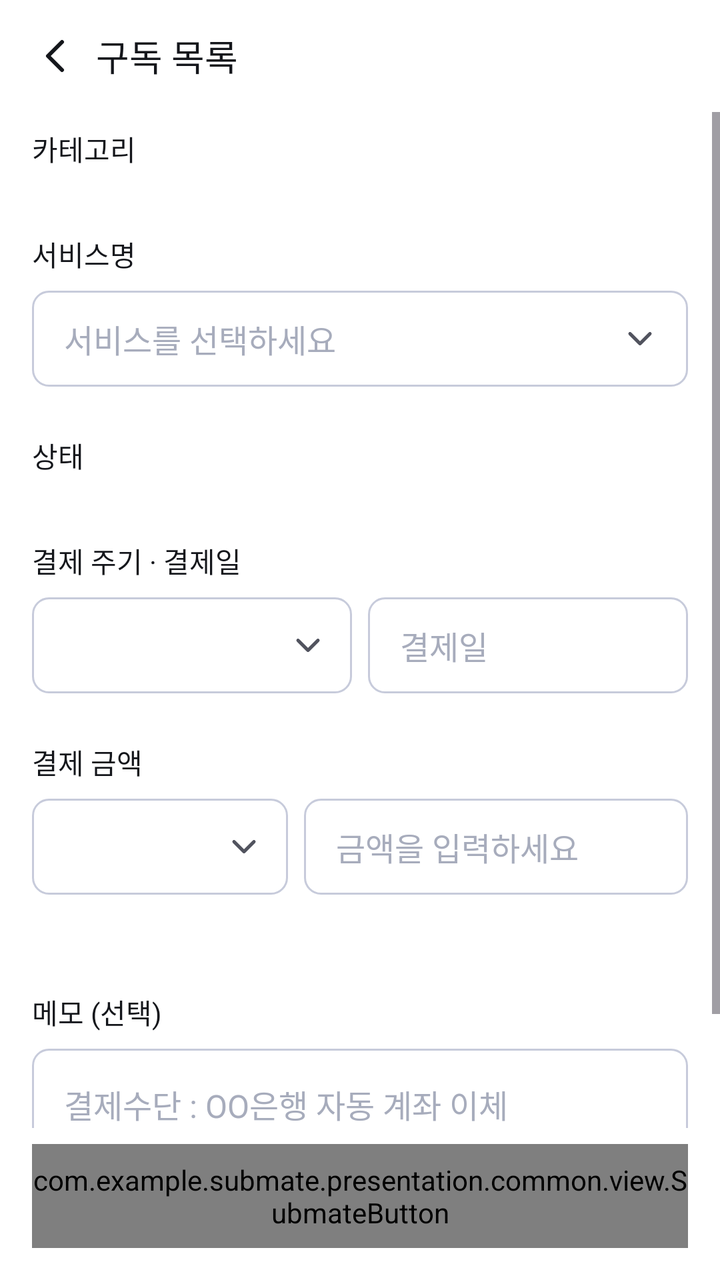
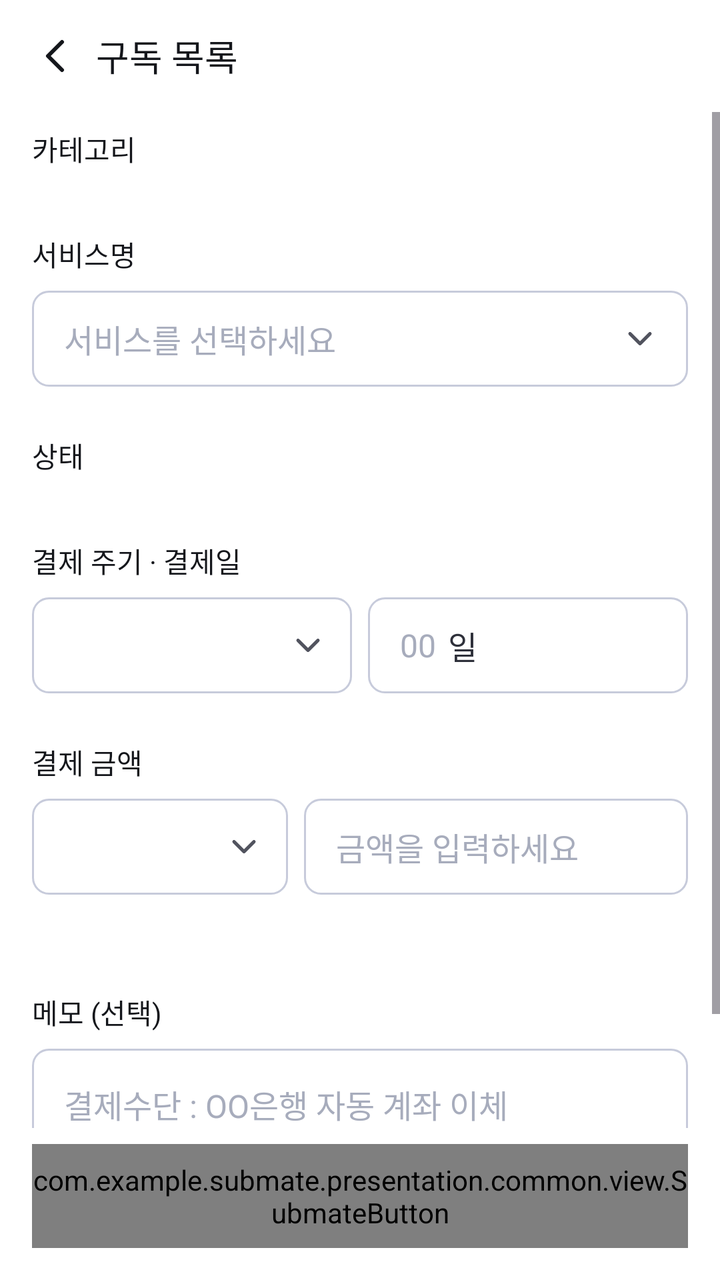

An Android layout rendered at two revisions. The XML below is the earlier revision; the diff shows what the commit changed to produce the second picture.
<!-- AndroidManifest.xml: application theme Theme.Submate -->
<!-- res/layout/subscribe_detail.xml -->
<?xml version="1.0" encoding="utf-8"?>
<LinearLayout xmlns:android="http://schemas.android.com/apk/res/android"
    xmlns:app="http://schemas.android.com/apk/res-auto"
    android:id="@+id/subscribe_detail_root"
    android:layout_width="match_parent"
    android:layout_height="match_parent"
    android:background="@color/appwhite"
    android:orientation="vertical">

    
    <LinearLayout
        android:layout_width="match_parent"
        android:layout_height="56dp"
        android:gravity="center_vertical"
        android:orientation="horizontal"
        android:paddingStart="8dp"
        android:paddingEnd="16dp">

        <ImageView
            android:id="@+id/iv_subscribe_back"
            android:layout_width="40dp"
            android:layout_height="40dp"
            android:background="?attr/selectableItemBackgroundBorderless"
            android:contentDescription="뒤로가기"
            android:padding="8dp"
            android:src="@drawable/ic_back" />

        <TextView
            style="@style/typo_body_b2"
            android:layout_width="wrap_content"
            android:layout_height="wrap_content"
            android:text="구독 목록"
            android:textColor="@color/appblack"
            android:textSize="18sp" />
    </LinearLayout>

    <ScrollView
        android:layout_width="match_parent"
        android:layout_height="0dp"
        android:layout_weight="1"
        android:fillViewport="true">

        <LinearLayout
            android:layout_width="match_parent"
            android:layout_height="wrap_content"
            android:orientation="vertical"
            android:paddingStart="16dp"
            android:paddingEnd="16dp"
            android:paddingBottom="24dp">

            
            <TextView
                style="@style/subscribe_detail_label"
                android:layout_marginTop="8dp"
                android:text="카테고리" />

            <com.google.android.material.chip.ChipGroup
                android:id="@+id/cg_subscribe_category"
                android:layout_width="match_parent"
                android:layout_height="wrap_content"
                android:layout_marginTop="8dp"
                app:chipSpacingHorizontal="8dp"
                app:chipSpacingVertical="8dp" />

            
            <TextView
                style="@style/subscribe_detail_label"
                android:text="서비스명" />

            <FrameLayout
                android:id="@+id/layout_subscribe_service"
                android:layout_width="match_parent"
                android:layout_height="@dimen/subscribe_field_height"
                android:layout_marginTop="8dp"
                android:background="@drawable/bg_subscribe_field">

                <EditText
                    android:id="@+id/et_subscribe_service"
                    style="@style/subscribe_detail_field_text"
                    android:layout_width="match_parent"
                    android:layout_height="match_parent"
                    android:background="@null"
                    android:cursorVisible="false"
                    android:focusable="false"
                    android:hint="서비스를 선택하세요"
                    android:importantForAutofill="no"
                    android:inputType="text"
                    android:maxLength="30"
                    android:paddingStart="16dp"
                    android:paddingEnd="48dp" />

                <ImageView
                    android:id="@+id/iv_subscribe_service_arrow"
                    android:layout_width="48dp"
                    android:layout_height="match_parent"
                    android:layout_gravity="end"
                    android:contentDescription="서비스 목록 열기"
                    android:scaleType="center"
                    android:src="@drawable/ic_arrow_down" />
            </FrameLayout>

            
            <TextView
                style="@style/subscribe_detail_label"
                android:text="상태" />

            <LinearLayout
                android:id="@+id/ll_subscribe_status"
                android:layout_width="match_parent"
                android:layout_height="wrap_content"
                android:layout_marginTop="8dp"
                android:orientation="horizontal" />

            
            <TextView
                style="@style/subscribe_detail_label"
                android:text="결제 주기 · 결제일" />

            <LinearLayout
                android:layout_width="match_parent"
                android:layout_height="@dimen/subscribe_field_height"
                android:layout_marginTop="8dp"
                android:orientation="horizontal">

                <FrameLayout
                    android:id="@+id/layout_subscribe_cycle"
                    android:layout_width="0dp"
                    android:layout_height="match_parent"
                    android:layout_marginEnd="8dp"
                    android:layout_weight="1"
                    android:background="@drawable/bg_subscribe_field"
                    android:clickable="true"
                    android:focusable="true">

                    <TextView
                        android:id="@+id/tv_subscribe_cycle"
                        style="@style/subscribe_detail_field_text"
                        android:layout_width="match_parent"
                        android:layout_height="match_parent"
                        android:gravity="center_vertical"
                        android:paddingStart="16dp"
                        android:paddingEnd="40dp" />

                    <ImageView
                        android:id="@+id/iv_subscribe_cycle_arrow"
                        android:layout_width="wrap_content"
                        android:layout_height="wrap_content"
                        android:layout_gravity="end|center_vertical"
                        android:layout_marginEnd="12dp"
                        android:contentDescription="@null"
                        android:src="@drawable/ic_arrow_down" />
                </FrameLayout>

                <TextView
                    android:id="@+id/tv_subscribe_payment_date"
                    style="@style/subscribe_detail_field_text"
                    android:layout_width="0dp"
                    android:layout_height="match_parent"
                    android:layout_weight="1"
                    android:background="@drawable/bg_subscribe_field"
                    android:gravity="center_vertical"
                    android:hint="결제일"
                    android:paddingStart="16dp"
                    android:paddingEnd="16dp" />
            </LinearLayout>

            
            <TextView
                style="@style/subscribe_detail_label"
                android:text="결제 금액" />

            <LinearLayout
                android:layout_width="match_parent"
                android:layout_height="@dimen/subscribe_field_height"
                android:layout_marginTop="8dp"
                android:orientation="horizontal">

                <FrameLayout
                    android:id="@+id/layout_subscribe_currency"
                    android:layout_width="0dp"
                    android:layout_height="match_parent"
                    android:layout_marginEnd="8dp"
                    android:layout_weight="2"
                    android:background="@drawable/bg_subscribe_field"
                    android:clickable="true"
                    android:focusable="true">

                    <TextView
                        android:id="@+id/tv_subscribe_currency"
                        style="@style/subscribe_detail_field_text"
                        android:layout_width="match_parent"
                        android:layout_height="match_parent"
                        android:gravity="center_vertical"
                        android:maxLines="1"
                        android:paddingStart="16dp"
                        android:paddingEnd="36dp" />

                    <ImageView
                        android:id="@+id/iv_subscribe_currency_arrow"
                        android:layout_width="wrap_content"
                        android:layout_height="wrap_content"
                        android:layout_gravity="end|center_vertical"
                        android:layout_marginEnd="12dp"
                        android:contentDescription="@null"
                        android:src="@drawable/ic_arrow_down" />
                </FrameLayout>

                <EditText
                    android:id="@+id/et_subscribe_amount"
                    style="@style/subscribe_detail_field_text"
                    android:layout_width="0dp"
                    android:layout_height="match_parent"
                    android:layout_weight="3"
                    android:background="@drawable/bg_subscribe_field"
                    android:digits="0123456789.,"
                    android:hint="금액을 입력하세요"
                    android:importantForAutofill="no"
                    android:inputType="numberDecimal"
                    android:maxLength="15"
                    android:paddingStart="16dp"
                    android:paddingEnd="16dp" />
            </LinearLayout>

            <TextView
                android:id="@+id/tv_subscribe_amount_helper"
                style="@style/typo_cap_r1"
                android:layout_width="match_parent"
                android:layout_height="wrap_content"
                android:layout_marginTop="8dp"
                android:textColor="@color/gray500" />

            
            <TextView
                style="@style/subscribe_detail_label"
                android:text="메모 (선택)" />

            <EditText
                android:id="@+id/et_subscribe_memo"
                style="@style/subscribe_detail_field_text"
                android:layout_width="match_parent"
                android:layout_height="wrap_content"
                android:layout_marginTop="8dp"
                android:background="@drawable/bg_subscribe_field"
                android:gravity="top|start"
                android:hint="결제수단 : OO은행 자동 계좌 이체"
                android:importantForAutofill="no"
                android:inputType="textMultiLine"
                android:maxLength="100"
                android:minHeight="80dp"
                android:padding="16dp" />
        </LinearLayout>
    </ScrollView>

    
    <LinearLayout
        android:layout_width="match_parent"
        android:layout_height="wrap_content"
        android:orientation="vertical"
        android:paddingStart="16dp"
        android:paddingEnd="16dp"
        android:paddingBottom="16dp">

        <TextView
            android:id="@+id/tv_subscribe_delete"
            style="@style/typo_body_r1"
            android:layout_width="wrap_content"
            android:layout_height="wrap_content"
            android:layout_gravity="center_horizontal"
            android:padding="8dp"
            android:text="구독 삭제하기"
            android:textColor="@color/error500"
            android:visibility="gone" />

        <com.example.submate.presentation.common.view.SubmateButton
            android:id="@+id/btn_subscribe_save"
            style="@style/typo_body_m2"
            android:layout_width="match_parent"
            android:layout_height="52dp"
            android:layout_marginTop="8dp"
            android:background="@drawable/bg_submate_button"
            android:text="저장하기"
            android:textAllCaps="false"
            android:textColor="@color/appwhite" />
    </LinearLayout>
</LinearLayout>
<!-- resources referenced by this layout -->
<resources>
  <color name="appblack">#14161B</color>
  <color name="appwhite">#FFFFFF</color>
  <color name="error500">#FF4B4B</color>
  <color name="gray500">#888C9D</color>
  <dimen name="subscribe_field_height">48dp</dimen>
  <!-- drawable bg_submate_button (drawable) -->
  <?xml version="1.0" encoding="utf-8"?>
  <shape xmlns:android="http://schemas.android.com/apk/res/android">
      <solid android:color="@color/pri700" />
      <corners android:radius="12dp" />
  </shape>
  <!-- drawable bg_subscribe_field (drawable) -->
  <?xml version="1.0" encoding="utf-8"?>
  <shape xmlns:android="http://schemas.android.com/apk/res/android">
      <solid android:color="@color/appwhite" />
      <stroke android:width="1dp" android:color="@color/gray300" />
      <corners android:radius="8dp" />
  </shape>
  <!-- drawable ic_arrow_down (drawable) -->
  <vector xmlns:android="http://schemas.android.com/apk/res/android"
      android:width="20dp"
      android:height="20dp"
      android:viewportWidth="24"
      android:viewportHeight="24">
      <path
          android:fillColor="#00000000"
          android:pathData="M6,9L12,15L18,9"
          android:strokeWidth="2"
          android:strokeColor="@color/gray700"
          android:strokeLineCap="round"
          android:strokeLineJoin="round" />
  </vector>
  <!-- drawable ic_back (drawable) -->
  <vector xmlns:android="http://schemas.android.com/apk/res/android"
      android:width="24dp"
      android:height="24dp"
      android:viewportWidth="24"
      android:viewportHeight="24">
      <path
          android:fillColor="#00000000"
          android:pathData="M15,5L8,12L15,19"
          android:strokeWidth="2"
          android:strokeColor="@color/appblack"
          android:strokeLineCap="round"
          android:strokeLineJoin="round" />
  </vector>
  <style name="subscribe_detail_field_text" parent="typo_body_m2">
          <item name="android:textColor">@color/gray800</item>
          <item name="android:textColorHint">@color/gray400</item>
      </style>
  <style name="subscribe_detail_label" parent="typo_body_b3">
          <item name="android:layout_width">wrap_content</item>
          <item name="android:layout_height">wrap_content</item>
          <item name="android:layout_marginTop">24dp</item>
          <item name="android:textColor">@color/appblack</item>
      </style>
  <style name="typo_body_b2"><item name="android:fontFamily">@font/pretendard_bold</item><item name="android:textSize">16sp</item></style>
  <style name="typo_body_m2"><item name="android:fontFamily">@font/pretendard_medium</item><item name="android:textSize">16sp</item></style>
  <style name="typo_body_r1"><item name="android:fontFamily">@font/pretendard_regular</item><item name="android:textSize">14sp</item></style>
  <style name="typo_cap_r1"><item name="android:fontFamily">@font/pretendard_regular</item><item name="android:textSize">12sp</item></style>
  <style name="Theme.Submate" parent="Base.Theme.Submate" />
  <color name="pri700">#4F76C4</color>
  <color name="gray300">#C7CBDB</color>
  <color name="gray700">#51535E</color>
  <color name="gray800">#2E303A</color>
  <color name="gray400">#A7ACBC</color>
  <style name="typo_body_b3"><item name="android:fontFamily">@font/pretendard_bold</item><item name="android:textSize">14sp</item></style>
  <style name="Base.Theme.Submate" parent="Theme.Material3.DayNight.NoActionBar">
          
          
      </style>
</resources>

<!-- the commit's change to res/layout/subscribe_detail.xml (unified diff, before → after) -->
@@ -5,7 +5,11 @@
     android:layout_width="match_parent"
     android:layout_height="match_parent"
     android:background="@color/appwhite"
+    android:focusable="true"
+    android:focusableInTouchMode="true"
     android:orientation="vertical">
+
+    
 
     
     <LinearLayout
@@ -101,6 +105,16 @@
 
             
             <TextView
+                android:id="@+id/tv_subscribe_service_helper"
+                style="@style/typo_cap_r1"
+                android:layout_width="match_parent"
+                android:layout_height="wrap_content"
+                android:layout_marginTop="8dp"
+                android:textColor="@color/gray500"
+                android:visibility="gone" />
+
+            
+            <TextView
                 style="@style/subscribe_detail_label"
                 android:text="상태" />
 
@@ -151,17 +165,47 @@
                         android:src="@drawable/ic_arrow_down" />
                 </FrameLayout>
 
-                <TextView
-                    android:id="@+id/tv_subscribe_payment_date"
-                    style="@style/subscribe_detail_field_text"
+                
+                <LinearLayout
+                    android:id="@+id/layout_subscribe_payment_date"
                     android:layout_width="0dp"
                     android:layout_height="match_parent"
                     android:layout_weight="1"
                     android:background="@drawable/bg_subscribe_field"
+                    android:clickable="true"
                     android:gravity="center_vertical"
-                    android:hint="결제일"
+                    android:orientation="horizontal"
                     android:paddingStart="16dp"
-                    android:paddingEnd="16dp" />
+                    android:paddingEnd="16dp">
+
+                    <EditText
+                        android:id="@+id/et_subscribe_payment_month"
+                        style="@style/subscribe_detail_date_input"
+                        android:imeOptions="actionNext"
+                        android:nextFocusForward="@+id/et_subscribe_payment_day"
+                        android:visibility="gone" />
+
+                    <TextView
+                        android:id="@+id/tv_subscribe_payment_month_unit"
+                        style="@style/subscribe_detail_field_text"
+                        android:layout_width="wrap_content"
+                        android:layout_height="wrap_content"
+                        android:layout_marginEnd="8dp"
+                        android:text="월"
+                        android:visibility="gone" />
+
+                    <EditText
+                        android:id="@+id/et_subscribe_payment_day"
+                        style="@style/subscribe_detail_date_input"
+                        android:imeOptions="actionDone" />
+
+                    <TextView
+                        android:id="@+id/tv_subscribe_payment_day_unit"
+                        style="@style/subscribe_detail_field_text"
+                        android:layout_width="wrap_content"
+                        android:layout_height="wrap_content"
+                        android:text="일" />
+                </LinearLayout>
             </LinearLayout>
 
             
<!-- resource entries referenced after the edit -->
@@ -46,6 +46,18 @@
           android:strokeLineCap="round"
           android:strokeLineJoin="round" />
   </vector>
+  <style name="subscribe_detail_date_input" parent="subscribe_detail_field_text">
+          <item name="android:layout_width">wrap_content</item>
+          <item name="android:layout_height">match_parent</item>
+          <item name="android:minWidth">24dp</item>
+          <item name="android:background">@null</item>
+          <item name="android:gravity">center_vertical</item>
+          <item name="android:hint">00</item>
+          <item name="android:importantForAutofill">no</item>
+          <item name="android:inputType">number</item>
+          <item name="android:maxLength">2</item>
+          <item name="android:padding">0dp</item>
+      </style>
   <style name="subscribe_detail_field_text" parent="typo_body_m2">
           <item name="android:textColor">@color/gray800</item>
           <item name="android:textColorHint">@color/gray400</item>
